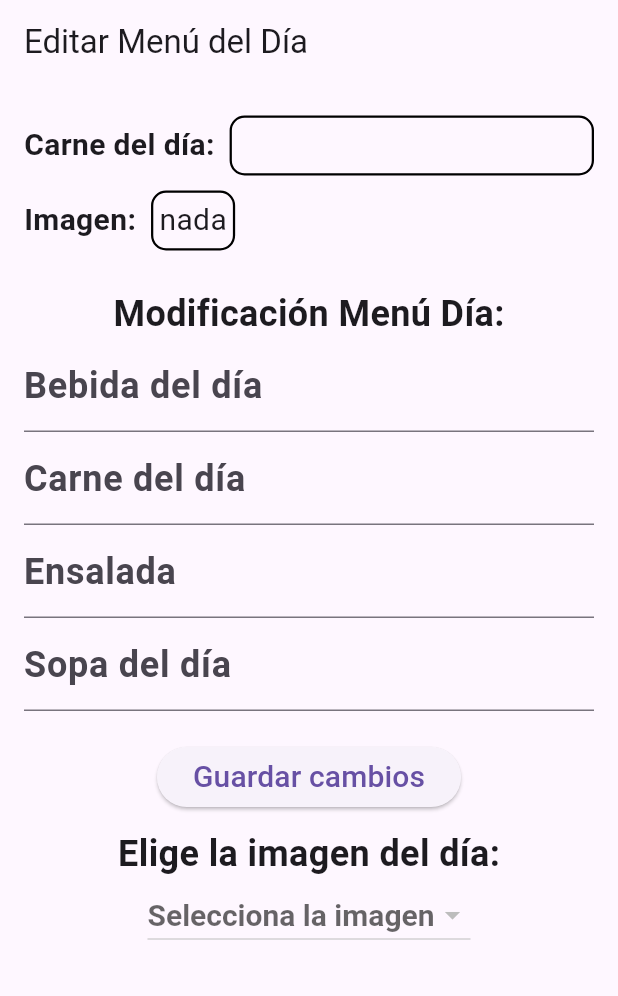
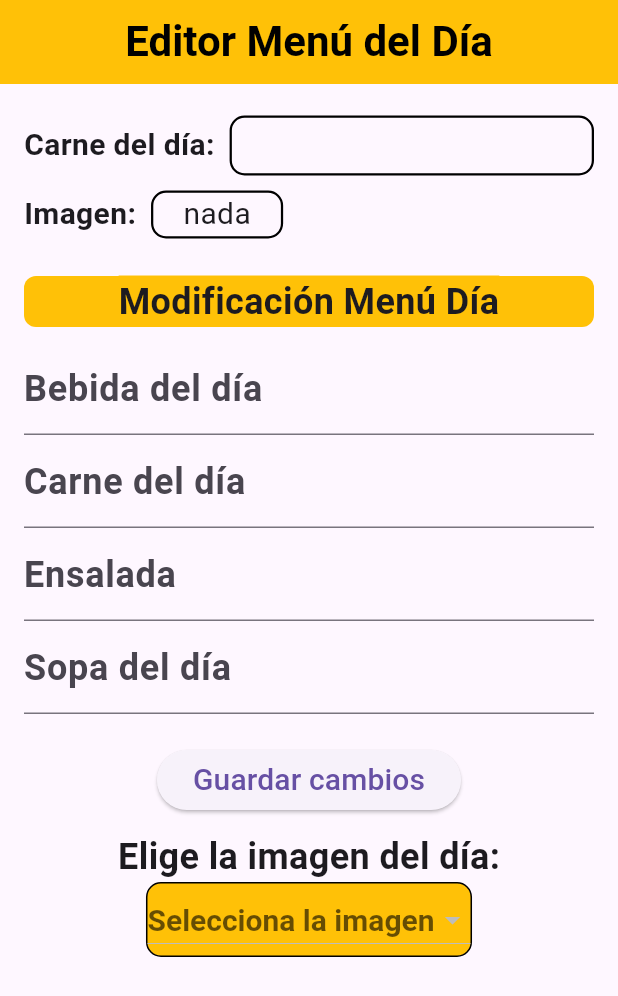
Before and after one commit to Andress1036/menu_dia_app, a Flutter app: the screen it shows after launch, on a phone screen of 412 x 824 dp. Shown: the top 996 px of the screen. Run offline on Flutter 3.47's test engine with Material 3 defaults, Android fonts, the light colour scheme and no system bars; our stand-ins replace firebase_auth, firebase_core, firebase_database; accounts and stored records are empty.

Commit message:
se agrega la seleccion de texto para mas facilidad de edicion con condiciones para que la app no se rompa si no hay la cantidad de letras necesarias para la seleccion y se cambio un poco la apariencia para una mejor visualizacion.

```diff
--- a/lib/services/firebase_service.dart
+++ b/lib/services/firebase_service.dart
@@ -13,6 +13,11 @@ class FirebaseService {
   Future<User?> login(String email, String password) async {
     final credential = await _auth.signInWithEmailAndPassword(email: email, password: password);
     return credential.user;
+  }
+
+  // Sign out
+  Future<void> signOut() async {
+    await _auth.signOut();
   }
 // Obtener menú
   Stream<MenuModel> getMenu() {
--- a/lib/views/menu_dia_page.dart
+++ b/lib/views/menu_dia_page.dart
@@ -1,4 +1,4 @@
-import 'dart:async';
+
 import 'package:flutter/material.dart';
 import '../controllers/menu_dia_controller.dart';
 import '../models/menu_model.dart';
@@ -13,13 +13,15 @@ class MenuDiaPage extends StatefulWidget {
 class _MenuDiaPageState extends State<MenuDiaPage> {
   final MenuDiaController _menuController = MenuDiaController();
 
+
+
+
   final TextEditingController _bebidaController = TextEditingController();
   final TextEditingController _carneController = TextEditingController();
   final TextEditingController _ensaladaController = TextEditingController();
   final TextEditingController _sopaController = TextEditingController();
 
   String bebidaDia = "";
-
   String carneDia = "";
   String ensalada = "";
   String sopaDia = "";
@@ -30,9 +32,6 @@ class _MenuDiaPageState extends State<MenuDiaPage> {
   @override
   void initState() {
     super.initState();
-
-
-
     _menuController.getMenu().listen((menu) {
       setState(() {
         bebidaDia = menu.bebidaDia;
@@ -53,11 +52,7 @@ class _MenuDiaPageState extends State<MenuDiaPage> {
         imagenesDisponibles = imagenes;
       });
     });
-
-
-
   }
-
 
   @override
   void dispose() {
@@ -71,7 +66,17 @@ class _MenuDiaPageState extends State<MenuDiaPage> {
   @override
   Widget build(BuildContext context) {
     return Scaffold(
-      appBar: AppBar(title: const Text("Editar Menú del Día")),
+      appBar: AppBar(
+        title: const Text("Editor Menú del Día"),
+        centerTitle: true,
+        titleTextStyle: TextStyle(
+          fontSize: 28,
+          fontWeight: FontWeight.bold,
+          color: Colors.black,
+        ),
+        backgroundColor: Colors.amber,
+
+      ),
       body: SingleChildScrollView(
         padding: const EdgeInsets.all(16),
         child: Column(
@@ -100,7 +105,6 @@ class _MenuDiaPageState extends State<MenuDiaPage> {
                     ),
                   ],
                 ),*/
-
                 const SizedBox(height: 5),
                 Row(
                   children: [
@@ -120,7 +124,9 @@ class _MenuDiaPageState extends State<MenuDiaPage> {
                           borderRadius: BorderRadius.circular(10),
                         ),
                         child: Text(
-                          carneDia, softWrap: true, maxLines: null,
+                          carneDia,
+                          softWrap: true,
+                          maxLines: null,
                           overflow: TextOverflow.visible,
                           style: const TextStyle(fontSize: 20),
                           textAlign: TextAlign.center,
@@ -189,7 +195,7 @@ class _MenuDiaPageState extends State<MenuDiaPage> {
                     ),
                     SizedBox(width: 10),
                     Container(
-                      padding: const EdgeInsets.all(4),
+                      padding: const EdgeInsets.symmetric(horizontal: 20),
                       decoration: BoxDecoration(
                         border: Border.all(color: Colors.black, width: 1.5),
                         borderRadius: BorderRadius.circular(10),
@@ -203,55 +209,107 @@ class _MenuDiaPageState extends State<MenuDiaPage> {
                   ],
                 ),
                 const SizedBox(height: 10),
-
               ],
             ),
             const SizedBox(height: 15),
 
             Column(
               children: [
-                Text(
-                  "Modificación Menú Día:",
+                Container(
+                  decoration: BoxDecoration(
+                    color: Colors.amber,
+                    borderRadius: BorderRadius.circular(8),
+
+                  ),
+                  width: double.infinity,
+
+                  child: Text(
+                    "Modificación Menú Día",
                     style: const TextStyle(
+                      fontSize: 24,
+                      fontWeight: FontWeight.bold,
+                      backgroundColor: Colors.amber,
+                    ),
+                    textAlign: TextAlign.center,
+                  ),
+                ),
+
+                const SizedBox(height: 10),
+                Column(
+                  children: [
+                    TextField(
+                      controller: _bebidaController,
+                      decoration: InputDecoration(
+                        labelText: "Bebida del día",
+                        labelStyle: TextStyle(
                           fontSize: 24,
                           fontWeight: FontWeight.bold,
                         ),
                       ),
-                Column(
-                  children: [
-                    TextField(
-                      controller: _bebidaController,
-                      decoration: InputDecoration(labelText: "Bebida del día", labelStyle: TextStyle(fontSize: 24, fontWeight: FontWeight.bold)),
                       onTap: () {
+                        final inicio = _bebidaController.text.length > 8 ? 8 : 0;
                         // Selecciona todo el texto al tocar
-                        _bebidaController.selection = TextSelection(baseOffset: 0, extentOffset: _bebidaController.text.length);
+                        _bebidaController.selection = TextSelection(
+                          baseOffset: inicio,
+                          extentOffset: _bebidaController.text.length,
+                        );
                       },
                       textAlign: TextAlign.center,
                     ),
                     TextField(
                       controller: _carneController,
-                      decoration: InputDecoration(labelText: "Carne del día", labelStyle: TextStyle(fontSize: 24, fontWeight: FontWeight.bold)),
+                      decoration: InputDecoration(
+                        labelText: "Carne del día",
+                        labelStyle: TextStyle(
+                          fontSize: 24,
+                          fontWeight: FontWeight.bold,
+                        ),
+                      ),
                       onTap: () {
+                        final inicio = _carneController.text.length > 28 ? 28 : 0;
                         // Selecciona todo el texto al tocar
-                        _carneController.selection = TextSelection(baseOffset: 0, extentOffset: _carneController.text.length);
+                        _carneController.selection = TextSelection(
+                          baseOffset: inicio,
+                          extentOffset: _carneController.text.length,
+                        );
                       },
                       textAlign: TextAlign.center,
                     ),
                     TextField(
                       controller: _ensaladaController,
-                      decoration: InputDecoration(labelText: "Ensalada", labelStyle: TextStyle(fontSize: 24, fontWeight: FontWeight.bold)),
+                      decoration: InputDecoration(
+                        labelText: "Ensalada",
+                        labelStyle: TextStyle(
+                          fontSize: 24,
+                          fontWeight: FontWeight.bold,
+                        ),
+                      ),
                       onTap: () {
+                        final inicio = _ensaladaController.text.length > 16 ? 16 : 0;
                         // Selecciona todo el texto al tocar
-                        _ensaladaController.selection = TextSelection(baseOffset: 0, extentOffset: _ensaladaController.text.length);
+                        _ensaladaController.selection = TextSelection(
+                          baseOffset: inicio,
+                          extentOffset: _ensaladaController.text.length,
+                        );
                       },
                       textAlign: TextAlign.center,
                     ),
                     TextField(
                       controller: _sopaController,
-                      decoration: InputDecoration(labelText: "Sopa del día", labelStyle: TextStyle(fontSize: 24, fontWeight: FontWeight.bold)),
+                      decoration: InputDecoration(
+                        labelText: "Sopa del día",
+                        labelStyle: TextStyle(
+                          fontSize: 24,
+                          fontWeight: FontWeight.bold,
+                        ),
+                      ),
                       onTap: () {
+                        final inicio = _sopaController.text.length > 5 ? 5 : 0;
                         // Selecciona todo el texto al tocar
-                        _sopaController.selection = TextSelection(baseOffset: 0, extentOffset: _sopaController.text.length);
+                        _sopaController.selection = TextSelection(
+                          baseOffset: inicio,
+                          extentOffset: _sopaController.text.length,
+                        );
                       },
                       textAlign: TextAlign.center,
                     ),
@@ -265,11 +323,15 @@ class _MenuDiaPageState extends State<MenuDiaPage> {
                             carneDia: _carneController.text,
                             ensalada: _ensaladaController.text,
                             sopaDia: _sopaController.text,
-                            img: "../../assets/fotos/dia/$imagenSeleccionada.webp",
+                            img:
+                                "../../assets/fotos/dia/$imagenSeleccionada.webp",
                           ),
                         );
                       },
-                      child: Text("Guardar cambios", style: TextStyle(fontSize: 20)),
+                      child: Text(
+                        "Guardar cambios",
+                        style: TextStyle(fontSize: 20),
+                      ),
                     ),
                   ],
                 ),
@@ -281,15 +343,28 @@ class _MenuDiaPageState extends State<MenuDiaPage> {
                     fontWeight: FontWeight.bold,
                   ),
                 ),
-                DropdownButton<String>(
+                Container(
+                  decoration: BoxDecoration(
+                    border: Border.all(color: Colors.black, width: 1),
+                    borderRadius: BorderRadius.circular(10),
+                    color: Colors.amber,
+                  ),
+                  padding: const EdgeInsets.symmetric(vertical: 0),
+                  child: DropdownButton<String>(
                     value: imagenSeleccionada,
-                  style: TextStyle(fontSize: 20, color: Colors.black, fontWeight: FontWeight.bold),
+                    style: TextStyle(
+                      fontSize: 20,
+                      color: Colors.black,
+                      fontWeight: FontWeight.bold,
+                    ),
                     hint: Text("Selecciona la imagen"),
                     items: imagenesDisponibles
                         .map(
                           (opcion) => DropdownMenuItem(
                             value: opcion,
-                          child: Text(opcion),
+                            child: Center(
+                              child: Text(opcion, textAlign: TextAlign.center),
+                            ),
                           ),
                         )
                         .toList(),
@@ -308,6 +383,9 @@ class _MenuDiaPageState extends State<MenuDiaPage> {
                         ),
                       );
                     },
+                    alignment: Alignment.center,
+
+                  ),
                 ),
               ],
             ),
```
Lines whose indentation alone changed are shown as unchanged.
